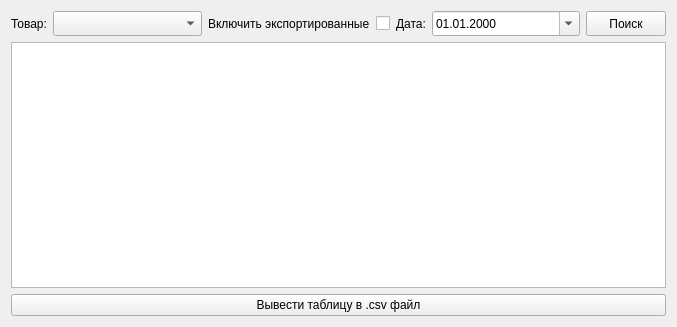
This is widgets/dmexportform.ui in wepavel/BLSMark as Qt 5 draws it before an edit. The edited form follows.
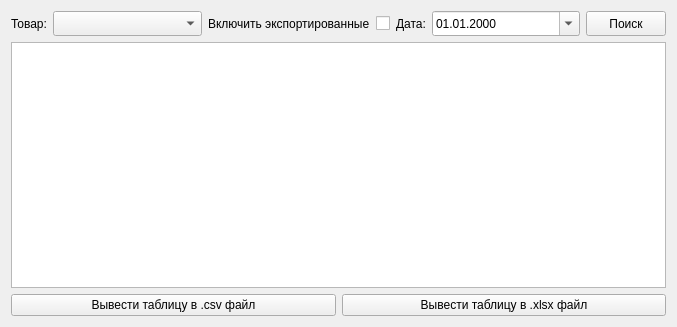
This is the edited form. Icons and pictures are not drawn. Custom widgets are drawn as their Qt base class.

Commit message: [ADD] Добавлена библиотека qxlsx и возможность выгрузки в xlsx

```diff
--- a/widgets/dmexportform.ui
+++ b/widgets/dmexportform.ui
@@ -124,11 +124,22 @@
     <widget class="QTableView" name="tv_products"/>
    </item>
    <item>
+    <layout class="QHBoxLayout" name="horizontalLayout_2">
+     <item>
     <widget class="QPushButton" name="pb_load_in_csv">
      <property name="text">
       <string>Вывести таблицу в .csv файл</string>
      </property>
     </widget>
+     </item>
+     <item>
+      <widget class="QPushButton" name="pb_load_in_xlsx">
+       <property name="text">
+        <string>Вывести таблицу в .xlsx файл</string>
+       </property>
+      </widget>
+     </item>
+    </layout>
    </item>
   </layout>
  </widget>
```
Lines whose indentation alone changed are shown as unchanged. The commit also changes 54 other files.
